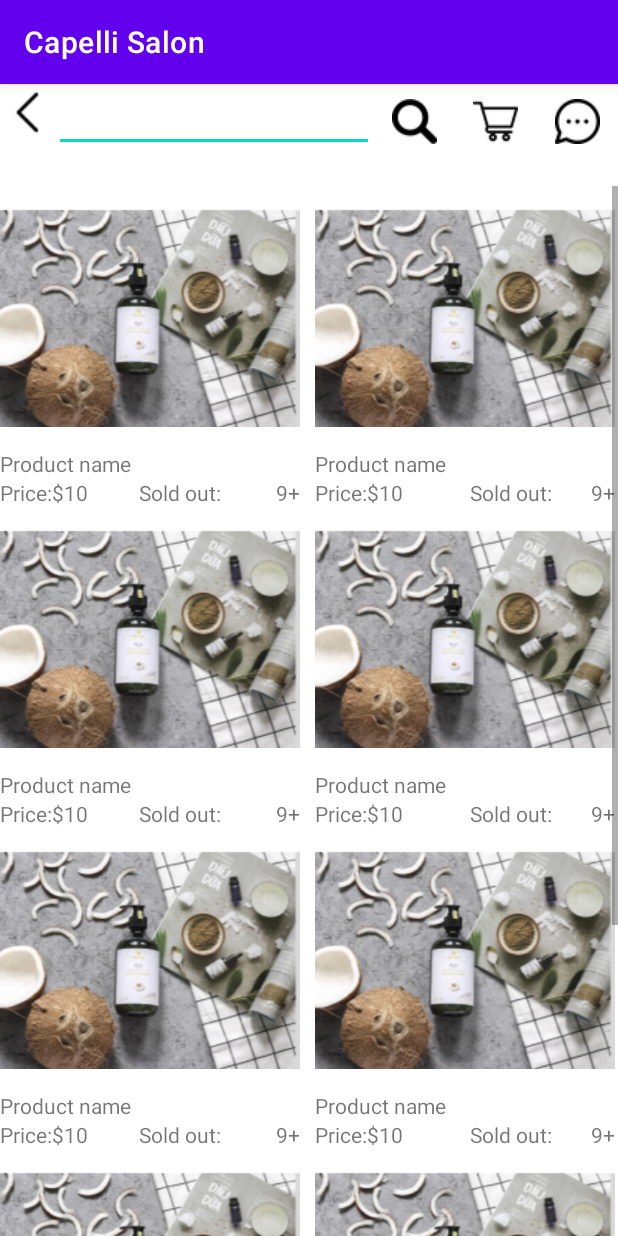
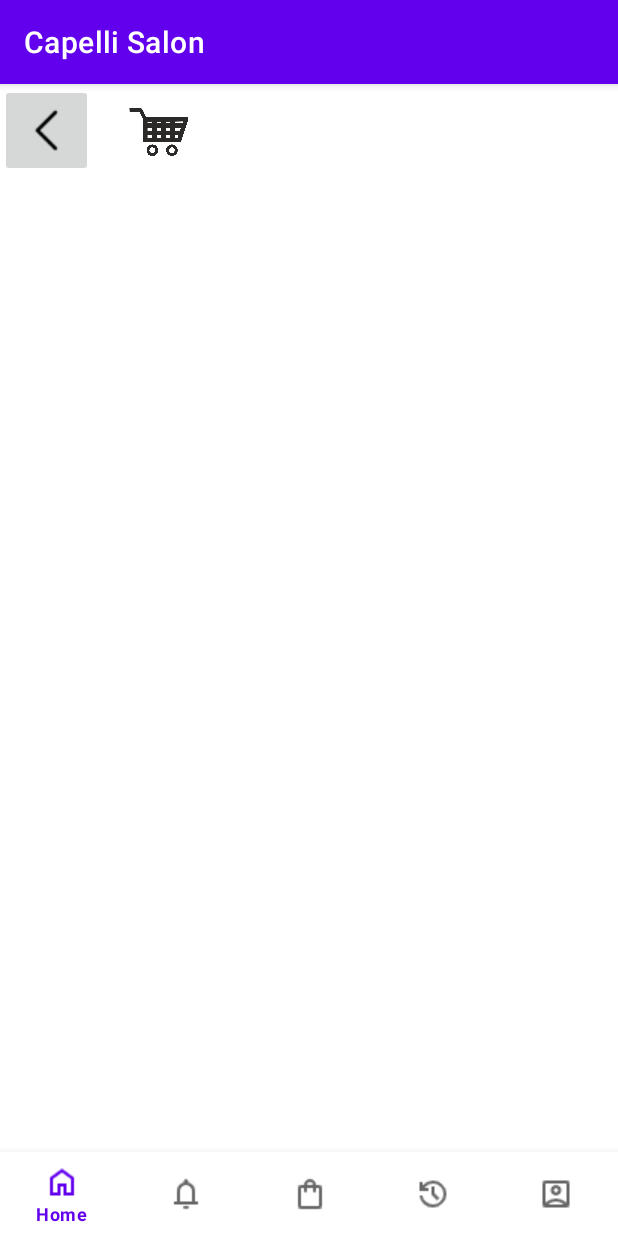
Before and after one commit to ptnhut166/CapelliSalon, an Android app: the screen it shows after launch (Shopping before the commit, Cart after it), item 3 of the bottom bar chosen, on a phone screen of 412 x 824 dp. Run offline under Robolectric (Android 15) with nearby library versions, the phone set to English and light mode, and no system bars; our stand-ins replace Firebase (no records; nobody signed in at launch, a user with empty details on screens opened directly).

Commit message:
envent button cart

```diff
--- a/app/src/main/AndroidManifest.xml
+++ b/app/src/main/AndroidManifest.xml
@@ -69,6 +69,10 @@
             android:name=".ForgotActivity"
             android:exported="false">
         </activity>
+        <activity android:name=".Cart"
+            android:exported="false">
+
+        </activity>
         <activity
             android:name=".LoginActivity"
             android:exported="false">
--- /dev/null
+++ b/app/src/main/java/com/example/salon/Cart.java
@@ -0,0 +1,54 @@
+package com.example.salon;
+
+import android.content.Intent;
+import android.os.Bundle;
+import android.view.MenuItem;
+import android.view.View;
+import android.widget.ImageButton;
+import androidx.annotation.NonNull;
+import androidx.appcompat.app.AppCompatActivity;
+
+import com.google.android.material.bottomnavigation.BottomNavigationView;
+
+public class Cart extends AppCompatActivity {
+    ImageButton back;
+    protected void onCreate(Bundle savedInstanceState) {
+        super.onCreate(savedInstanceState);
+        setContentView(R.layout.cart);
+        back = findViewById(R.id.icon_backcard);
+        back.setOnClickListener(new View.OnClickListener() {
+            @Override
+            public void onClick(View view) {
+                // Thực hiện hành động khi nhấn vào imageButton ở đây
+                Intent intent = new Intent(Cart.this, Product.class);
+                startActivity(intent);
+                finish(); // Đóng activity hiện tại nếu cần
+            }
+        });
+        BottomNavigationView bottomNav = findViewById(R.id.bnv_cart); // Thay R.id.bottom_navigation bằng ID của BottomNavigationView trong layout của bạn
+        bottomNav.setOnNavigationItemSelectedListener(new BottomNavigationView.OnNavigationItemSelectedListener() {
+            @Override
+            public boolean onNavigationItemSelected(@NonNull MenuItem item) {
+                int id = item.getItemId();
+
+                if (id == R.id.action_noti) {
+                    // Xử lý khi click vào Notifications
+                    NavigationManager.navigateToNotifications(Cart.this);
+                    // Không gọi finish() ở đây nếu bạn không muốn kết thúc Activity hiện tại
+                } else if (id == R.id.action_home) {
+                    // Xử lý khi click vào Home
+                    NavigationManager.navigateToHome(Cart.this);
+                }  else if (id == R.id.action_his) {
+                    // Xử lý khi click vào History
+                    NavigationManager.navigateToHistory(Cart.this);
+                }
+                else if (id == R.id.action_acc) {
+                    // Xử lý khi click vào Settings
+                    NavigationManager.navigateToProfile(Cart.this);
+                }
+
+                return true;
+            }
+        });
+    }
+}
--- a/app/src/main/java/com/example/salon/NavigationManager.java
+++ b/app/src/main/java/com/example/salon/NavigationManager.java
@@ -11,7 +11,7 @@ public class NavigationManager {
         currentActivity.startActivity(intent);
     }
     public static void navigateToCart(Activity currentActivity) {
-        Intent intent = new Intent(currentActivity, Shopping.class);
+        Intent intent = new Intent(currentActivity, Cart.class);
         currentActivity.startActivity(intent);
     }
     public static void navigateToHistory(Activity currentActivity) {
--- a/app/src/main/java/com/example/salon/NotiActivity.java
+++ b/app/src/main/java/com/example/salon/NotiActivity.java
@@ -5,7 +5,6 @@ import android.os.Bundle;
 import android.view.MenuItem;
 import android.widget.ArrayAdapter;
 import android.widget.ListView;
-
 import androidx.annotation.NonNull;
 import androidx.appcompat.app.AppCompatActivity;
 
--- /dev/null
+++ b/app/src/main/res/layout/cart.xml
@@ -0,0 +1,30 @@
+<?xml version="1.0" encoding="utf-8"?>
+<RelativeLayout xmlns:android="http://schemas.android.com/apk/res/android"
+    xmlns:app="http://schemas.android.com/apk/res-auto"
+    android:layout_width="match_parent"
+    android:layout_height="match_parent">
+
+    <ImageButton
+        android:id="@+id/icon_backcard"
+        android:layout_width="wrap_content"
+        android:layout_height="wrap_content"
+        android:src="@drawable/icon_back"
+        android:padding="16dp" />
+
+    <ImageView
+        android:id="@+id/icon_cart"
+        android:layout_width="77dp"
+        android:layout_height="64dp"
+        android:layout_alignParentEnd="true"
+        android:layout_marginEnd="268dp"
+        android:padding="16dp"
+        android:src="@drawable/icon_xehang" />
+
+    <com.google.android.material.bottomnavigation.BottomNavigationView
+        android:id="@+id/bnv_cart"
+        android:layout_width="match_parent"
+        android:layout_height="wrap_content"
+        android:layout_alignParentBottom="true"
+        app:menu="@menu/menu_bottom_nav" />
+
+</RelativeLayout>
--- a/app/src/main/res/layout/product_description_page.xml
+++ b/app/src/main/res/layout/product_description_page.xml
@@ -103,7 +103,7 @@
             android:src="@drawable/shopping_chat_icon_img1" />
 
         <ImageButton
-            android:id="@+id/imageButton9"
+            android:id="@+id/img_btn_addcart"
             android:layout_width="wrap_content"
             android:layout_height="wrap_content"
             android:layout_weight="1"
--- a/app/src/main/res/layout/shopping_page.xml
+++ b/app/src/main/res/layout/shopping_page.xml
@@ -35,7 +35,7 @@
             android:src="@drawable/shopping_search_icon_img3" />
 
         <ImageButton
-            android:id="@+id/imageButton5"
+            android:id="@+id/img_button_cart"
             android:layout_width="wrap_content"
             android:layout_height="wrap_content"
             android:layout_weight="1"
```
Also changed, not shown: app/src/main/java/com/example/salon/Product.java (+12 -3 lines), app/src/main/java/com/example/salon/Shopping.java (+13 -1 lines), app/src/main/res/drawable/icon_xehang.png (added).
